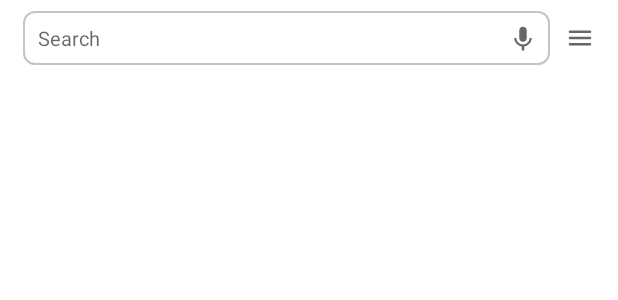
After one commit to Eastly1997/Swarm_hackaton, an Android app: the layout common_search_bar.xml on its own in the app's theme, with its tools: preview values and no code run, on a phone screen of 412 x 824 dp. The commit adds this screen. Shown: the top 300 px of the screen. Run offline under Robolectric (Android 15) with nearby library versions, the phone set to English and light mode, and no system bars.

Commit message:
Search Bar

```diff
--- a/app/build.gradle
+++ b/app/build.gradle
@@ -43,6 +43,7 @@ dependencies {
     implementation 'androidx.appcompat:appcompat:1.3.1'
     implementation 'com.google.android.material:material:1.4.0'
     implementation 'androidx.constraintlayout:constraintlayout:2.1.0'
+    implementation("androidx.viewpager2:viewpager2:1.0.0")
     testImplementation 'junit:junit:4.+'
     androidTestImplementation 'androidx.test.ext:junit:1.1.3'
     androidTestImplementation 'androidx.test.espresso:espresso-core:3.4.0'
--- /dev/null
+++ b/app/src/main/res/drawable/ic_close.xml
@@ -0,0 +1,10 @@
+<vector xmlns:android="http://schemas.android.com/apk/res/android"
+    android:width="24dp"
+    android:height="24dp"
+    android:viewportWidth="24"
+    android:viewportHeight="24"
+    android:tint="?attr/colorControlNormal">
+  <path
+      android:fillColor="@android:color/white"
+      android:pathData="M19,6.41L17.59,5 12,10.59 6.41,5 5,6.41 10.59,12 5,17.59 6.41,19 12,13.41 17.59,19 19,17.59 13.41,12z"/>
+</vector>
--- /dev/null
+++ b/app/src/main/res/drawable/ic_menu.xml
@@ -0,0 +1,10 @@
+<vector xmlns:android="http://schemas.android.com/apk/res/android"
+    android:width="24dp"
+    android:height="24dp"
+    android:viewportWidth="24"
+    android:viewportHeight="24"
+    android:tint="?attr/colorControlNormal">
+  <path
+      android:fillColor="@android:color/white"
+      android:pathData="M4,18h16c0.55,0 1,-0.45 1,-1s-0.45,-1 -1,-1L4,16c-0.55,0 -1,0.45 -1,1s0.45,1 1,1zM4,13h16c0.55,0 1,-0.45 1,-1s-0.45,-1 -1,-1L4,11c-0.55,0 -1,0.45 -1,1s0.45,1 1,1zM3,7c0,0.55 0.45,1 1,1h16c0.55,0 1,-0.45 1,-1s-0.45,-1 -1,-1L4,6c-0.55,0 -1,0.45 -1,1z"/>
+</vector>
--- /dev/null
+++ b/app/src/main/res/drawable/ic_voice.xml
@@ -0,0 +1,10 @@
+<vector xmlns:android="http://schemas.android.com/apk/res/android"
+    android:width="24dp"
+    android:height="24dp"
+    android:viewportWidth="24"
+    android:viewportHeight="24"
+    android:tint="?attr/colorControlNormal">
+  <path
+      android:fillColor="@android:color/white"
+      android:pathData="M12,15c1.66,0 2.99,-1.34 2.99,-3L15,6c0,-1.66 -1.34,-3 -3,-3S9,4.34 9,6v6c0,1.66 1.34,3 3,3zM17.3,12c0,3 -2.54,5.1 -5.3,5.1S6.7,15 6.7,12L5,12c0,3.42 2.72,6.23 6,6.72L11,22h2v-3.28c3.28,-0.48 6,-3.3 6,-6.72h-1.7z"/>
+</vector>
--- /dev/null
+++ b/app/src/main/res/drawable/rounded_view.xml
@@ -0,0 +1,7 @@
+<?xml version="1.0" encoding="utf-8"?>
+<shape
+    xmlns:android="http://schemas.android.com/apk/res/android"
+    android:shape="rectangle">
+    <stroke android:width="1dp" android:color="#C4C4C4"/>
+    <corners android:radius="7dp"/>
+</shape>
--- /dev/null
+++ b/app/src/main/res/layout/common_search_bar.xml
@@ -0,0 +1,61 @@
+<?xml version="1.0" encoding="utf-8"?>
+<RelativeLayout xmlns:android="http://schemas.android.com/apk/res/android"
+    android:id="@+id/search_layout"
+    android:layout_width="match_parent"
+    android:layout_height="wrap_content"
+    android:orientation="horizontal"
+    android:layout_marginStart="15dp"
+    android:layout_marginEnd="15dp">
+
+    <LinearLayout
+        android:layout_marginTop="15dp"
+        android:layout_width="match_parent"
+        android:layout_height="wrap_content"
+        android:layout_toStartOf="@id/search_filter"
+        android:gravity="center_vertical"
+        android:padding="8dp"
+        android:background="@drawable/rounded_view"
+        android:layout_centerVertical="true">
+
+        <EditText
+            android:layout_marginStart="2dp"
+            android:id="@+id/search_text"
+            android:layout_width="0dp"
+            android:layout_height="wrap_content"
+            android:layout_weight="1"
+            android:background="@null"
+            android:textSize="13sp"
+            android:hint="Search" />
+
+        <ImageView
+            android:id="@+id/search_close"
+            android:layout_width="@dimen/icon_size"
+            android:layout_height="@dimen/icon_size"
+            android:src="@drawable/ic_close"
+            android:background="?android:selectableItemBackgroundBorderless"
+            android:focusable="true"
+            android:clickable="true"
+            android:visibility="gone"/>
+
+        <ImageView
+            android:id="@+id/search_voice"
+            android:layout_width="@dimen/icon_size"
+            android:layout_height="@dimen/icon_size"
+            android:src="@drawable/ic_voice"
+            android:focusable="true"
+            android:clickable="true"
+            android:background="?android:selectableItemBackgroundBorderless"/>
+    </LinearLayout>
+
+    <ImageView
+        android:layout_marginStart="@dimen/common_padding_sides"
+        android:id="@+id/search_filter"
+        android:layout_width="@dimen/icon_size"
+        android:layout_height="@dimen/icon_size"
+        android:layout_alignParentEnd="true"
+        android:layout_centerVertical="true"
+        android:src="@drawable/ic_menu"
+        android:focusable="true"
+        android:clickable="true"
+        android:background="?android:selectableItemBackgroundBorderless"/>
+</RelativeLayout>
--- /dev/null
+++ b/app/src/main/res/values/dimens.xml
@@ -0,0 +1,6 @@
+<?xml version="1.0" encoding="utf-8"?>
+<resources>
+    <dimen name="icon_size">20dp</dimen>
+    <dimen name="common_padding_sides">10dp</dimen>
+    <dimen name="common_padding_top_bottom">5dp</dimen>
+</resources>
--- a/app/src/main/res/values/themes.xml
+++ b/app/src/main/res/values/themes.xml
@@ -1,6 +1,6 @@
 <resources xmlns:tools="http://schemas.android.com/tools">
     <!-- Base application theme. -->
-    <style name="Theme.Practice" parent="Theme.MaterialComponents.DayNight.DarkActionBar">
+    <style name="Theme.Practice" parent="Theme.MaterialComponents.DayNight.NoActionBar">
         <!-- Primary brand color. -->
         <item name="colorPrimary">@color/purple_500</item>
         <item name="colorPrimaryVariant">@color/purple_700</item>
```
Also changed, not shown: app/src/main/java/com/funtease/practice/MainActivity.kt (+44 -21 lines), app/src/main/java/com/funtease/practice/adapters/ViewPagerAdapter.kt (added, +36 -0 lines), app/src/main/java/com/funtease/practice/fragments/HomeFragment.kt (added, +90 -0 lines), app/src/main/res/layout/activity_main.xml (+10 -7 lines), app/src/main/res/layout/common_loading.xml (added, +25 -0 lines), app/src/main/res/layout/fragment_home.xml (added, +13 -0 lines), app/src/main/res/menu/bottom_navigation_menu.xml (added, +15 -0 lines), app/src/main/res/menu/options_menu.xml (+7 -1 lines), app/src/main/res/values/array.xml (added, +8 -0 lines).
